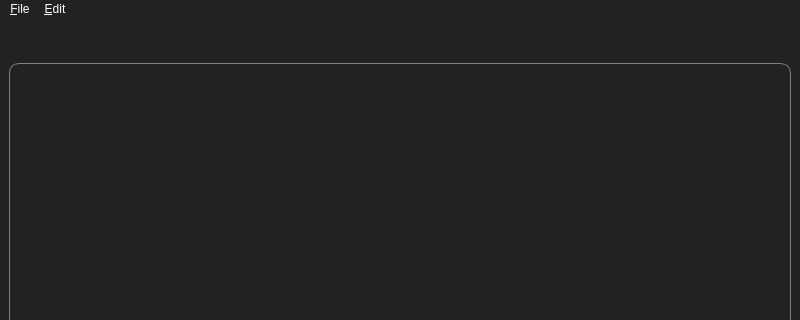
First picture: the form in src/app/main_window.ui, repository BenjikQ/Livewire, before the edit; both pictures show x 0 to 800 and y 0 to 320 of the 800 by 600 pixel window.
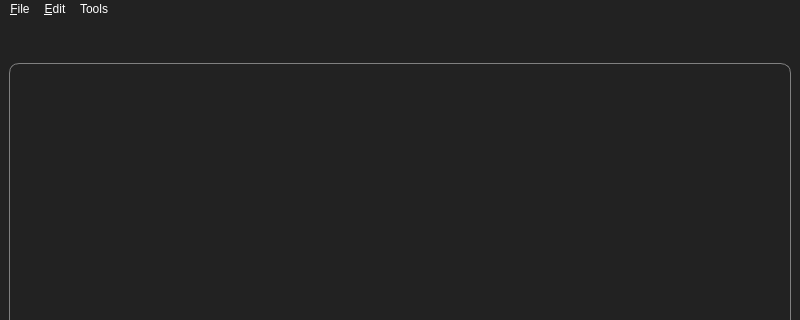
Second picture: the form after the edit. Icons and pictures are not drawn.

```diff
--- a/src/app/main_window.ui
+++ b/src/app/main_window.ui
@@ -69,7 +69,7 @@
      <x>0</x>
      <y>0</y>
      <width>800</width>
-     <height>25</height>
+     <height>22</height>
     </rect>
    </property>
    <widget class="QMenu" name="menuFile">
@@ -87,8 +87,15 @@
     <addaction name="actionUndo"/>
     <addaction name="actionRedo"/>
    </widget>
+   <widget class="QMenu" name="menuTools">
+    <property name="title">
+     <string>Tools</string>
+    </property>
+    <addaction name="actionCompare_selection_with_binary_image"/>
+   </widget>
    <addaction name="menuFile"/>
    <addaction name="menuEdit"/>
+   <addaction name="menuTools"/>
   </widget>
   <widget class="QStatusBar" name="statusbar">
    <property name="mouseTracking">
```
Left out of the diff: 22 changed lines with no effect on the pictures.
